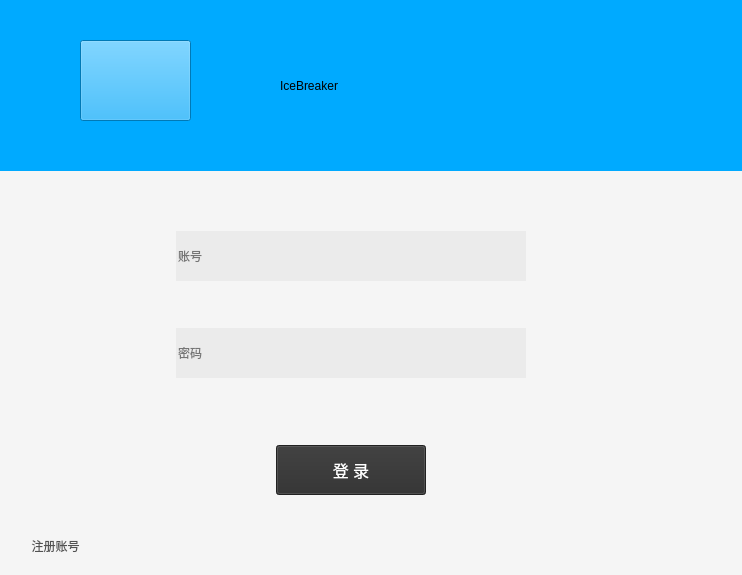
AGuan177/QTice, file qClient/signin_windows.ui: the form before one commit.
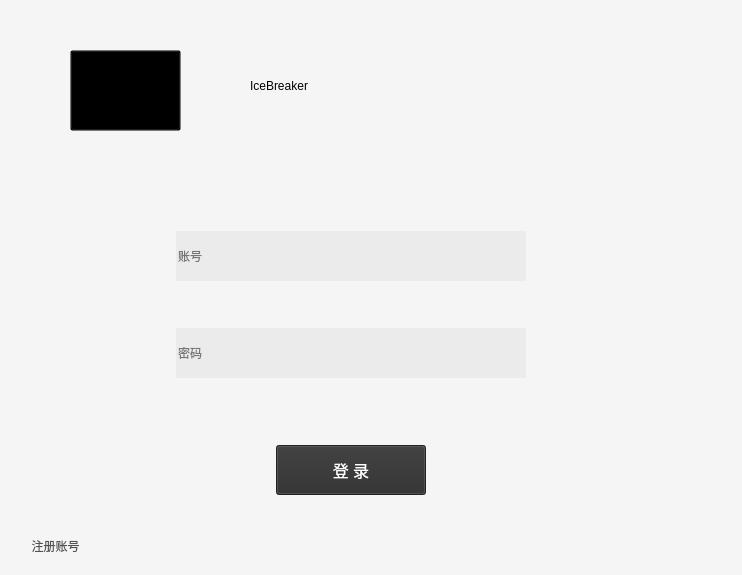
The form after the commit. Icons and pictures are not drawn.

The edit to the form file:
```diff
--- a/qClient/signin_windows.ui
+++ b/qClient/signin_windows.ui
@@ -28,7 +28,7 @@
   <widget class="QWidget" name="widget" native="true">
    <property name="geometry">
     <rect>
-     <x>0</x>
+     <x>-10</x>
      <y>0</y>
      <width>751</width>
      <height>171</height>
@@ -44,7 +44,7 @@
     <enum>Qt::PreventContextMenu</enum>
    </property>
    <property name="styleSheet">
-    <string notr="true">background-color: rgb(0, 170, 255);</string>
+    <string notr="true">background-image: url(:/new/prefix1/img/titlt2.png)</string>
    </property>
    <widget class="QWidget" name="widget_3" native="true">
     <property name="geometry">
@@ -79,7 +79,7 @@
    <widget class="QLabel" name="label">
     <property name="geometry">
      <rect>
-      <x>280</x>
+      <x>260</x>
       <y>40</y>
       <width>291</width>
       <height>91</height>
@@ -87,7 +87,7 @@
     </property>
     <property name="styleSheet">
      <string notr="true">font: 36pt &quot;Kunstler Script&quot;;
-background-color:transparent;
+background:transparent;
 </string>
     </property>
     <property name="text">
@@ -98,11 +98,14 @@
     <property name="geometry">
      <rect>
       <x>80</x>
-      <y>40</y>
+      <y>50</y>
       <width>111</width>
       <height>81</height>
      </rect>
     </property>
+    <property name="styleSheet">
+     <string notr="true">background-color:transparent;</string>
+    </property>
     <property name="text">
      <string/>
     </property>
```
